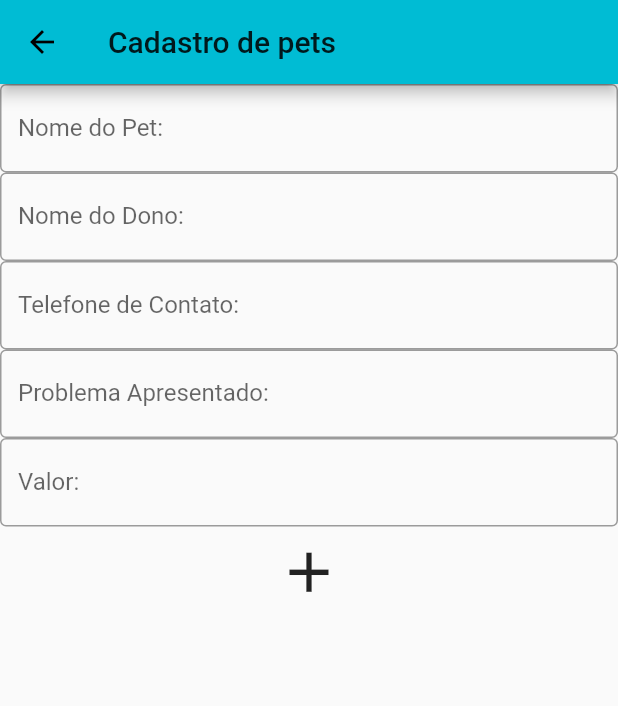
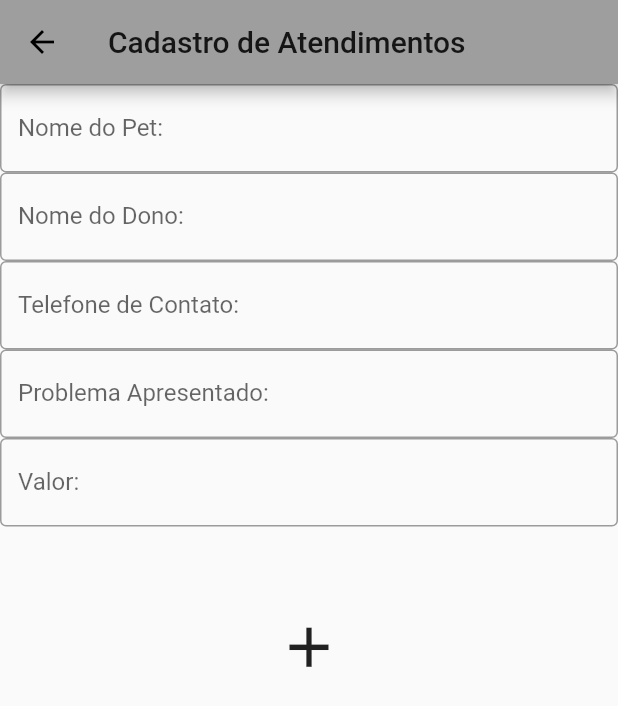
Before and after one commit to RafaelBicario/Project_WebPet, a Flutter app: the screen it shows after launch, after a tap on the "add" icon, on a phone screen of 412 x 824 dp. Shown: the top 706 px of the screen. Run offline on Flutter 3.47's test engine with Material 2 defaults, Android fonts, the phone set to English and light mode, and no system bars.

Commit message:
Atualização Interface inicial

```diff
--- a/lib/app/my_app.dart
+++ b/lib/app/my_app.dart
@@ -1,7 +1,8 @@
 import 'package:flutter/material.dart';
 // import 'package:flutter_application_1/app/view/contact.dart';
-import 'package:pet_application/app/view/contact.dart';
+import 'package:pet_application/app/view/cadastro.dart';
 import 'package:pet_application/app/view/home_page.dart';
+import 'package:pet_application/app/view/lista.dart';
 
 // import 'view/my_home_page.dart';
 
@@ -17,7 +18,8 @@ class MyApp extends StatelessWidget {
       ),
       routes: {
         '/': (context) => HomePage(),
-        'contact-form': (context) => Contact()
+        'contact-form': (context) => Cadastro(),
+        'lista': (context) => lista()
       },
     );
   }
--- /dev/null
+++ b/lib/app/view/cadastro.dart
@@ -0,0 +1,62 @@
+import 'package:flutter/material.dart';
+
+class Cadastro extends StatefulWidget {
+  const Cadastro({Key? key}) : super(key: key);
+
+  @override
+  _ContactState createState() => _ContactState();
+}
+
+class _ContactState extends State<Cadastro> {
+  @override
+  Widget build(BuildContext context) {
+    return Scaffold(
+        appBar: AppBar(
+          backgroundColor: Colors.grey,
+          title: Text("Cadastro de Atendimentos"),
+        ),
+        body: Center(
+            child: Column(children: [
+          TextField(
+            obscureText: false,
+            decoration: InputDecoration(
+                border: OutlineInputBorder(), labelText: 'Nome do Pet: '),
+          ),
+          TextField(
+            obscureText: false,
+            decoration: InputDecoration(
+                border: OutlineInputBorder(), labelText: 'Nome do Dono: '),
+          ),
+          TextField(
+            obscureText: false,
+            decoration: InputDecoration(
+                border: OutlineInputBorder(),
+                labelText: 'Telefone de Contato: '),
+          ),
+          TextField(
+            obscureText: false,
+            decoration: InputDecoration(
+                border: OutlineInputBorder(),
+                labelText: 'Problema Apresentado: '),
+          ),
+          TextField(
+            obscureText: false,
+            decoration: InputDecoration(
+                border: OutlineInputBorder(), labelText: 'Valor:  '),
+          ),
+          Center(
+            child: Column(children: [
+              SizedBox(
+                height: 50,
+              ),
+              IconButton(
+                  icon: Icon(Icons.add),
+                  iconSize: 45,
+                  onPressed: () {
+                    Navigator.of(context).pushNamed('lista');
+                  })
+            ]),
+          )
+        ])));
+  }
+}
--- a/lib/app/view/home_page.dart
+++ b/lib/app/view/home_page.dart
@@ -7,7 +7,8 @@ class HomePage extends StatelessWidget {
   Widget build(BuildContext context) {
     return Scaffold(
       appBar: AppBar(
-          title: Text('Gerenciamento Pet'),
+        title: Text('Gerenciamento Atendimentos'),
+        backgroundColor: Colors.grey,
         actions: [
           IconButton(
               icon: Icon(Icons.add),
@@ -17,13 +18,14 @@ class HomePage extends StatelessWidget {
               })
         ],
       ),
-        body: Container(
-            decoration: BoxDecoration(
-              image: DecorationImage(
-                image: AssetImage("assets/images/cat wallpaper.jpg"),
-                fit: BoxFit.cover,
-              ),
-            ),
-            child: null));
+      // body: Container(
+      //     decoration: BoxDecoration(
+      //       image: DecorationImage(
+      //         image: AssetImage("assets/images/cat wallpaper.jpg"),
+      //         fit: BoxFit.cover,
+      //       ),
+      //     ),
+      //     child: null)
+    );
   }
 }
--- /dev/null
+++ b/lib/app/view/lista.dart
@@ -0,0 +1,22 @@
+import 'package:flutter/material.dart';
+
+class lista extends StatelessWidget {
+  const lista({Key? key}) : super(key: key);
+
+  @override
+  Widget build(BuildContext context) {
+    return Scaffold(
+        appBar: AppBar(
+      title: Text('Atendimentos'),
+      backgroundColor: Colors.grey,
+      actions: [
+        IconButton(
+            icon: Icon(Icons.new_label),
+            iconSize: 45,
+            onPressed: () {
+              Navigator.of(context).pushNamed('contact-form');
+            })
+      ],
+    ));
+  }
+}
```
Also changed, not shown: 1 other file. Lines whose indentation alone changed are shown as unchanged.
